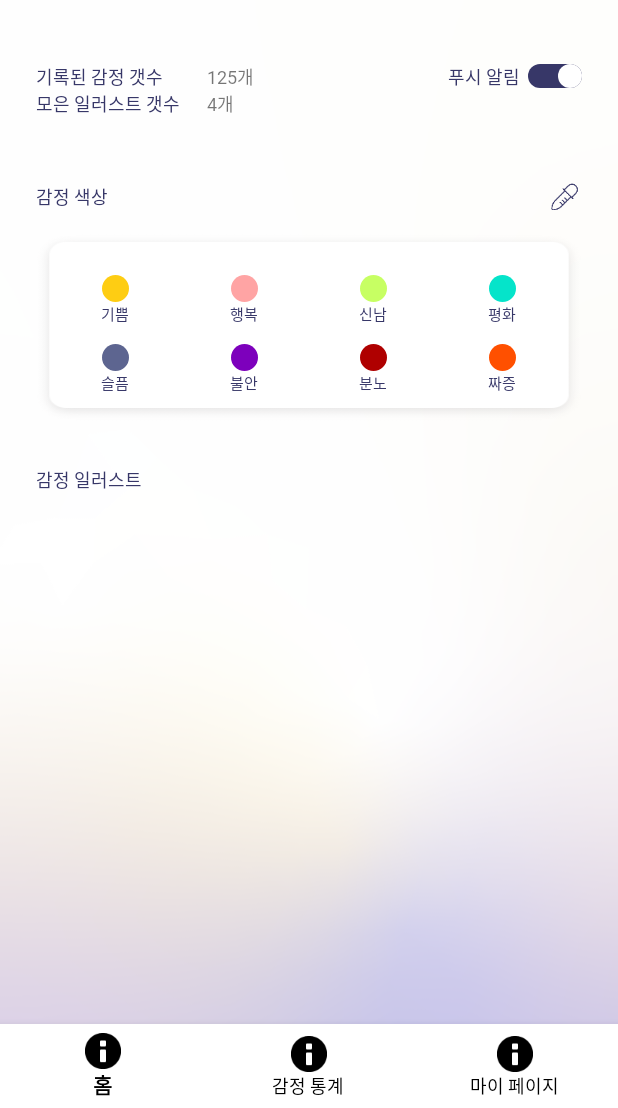
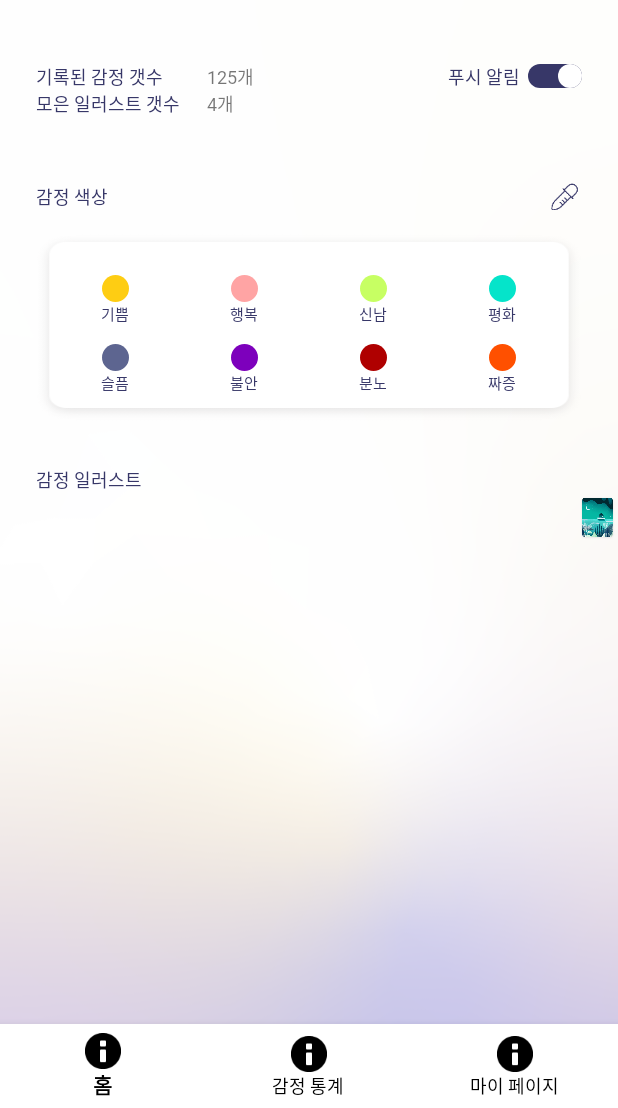
Before and after one commit to yapp-project/team04, an Android app: the fragment MypageFragment placed in its activity, on a phone screen of 412 x 824 dp, the part 128-1236 px from its top. Run offline under Robolectric (Android 15) with nearby library versions, the phone set to English and light mode, and no system bars; our stand-ins replace RxJava; libraries missing offline, so code that uses them is left out: com.prolificinteractive.materialcalendarview, io.reactivex.internal, io.realm; 5 statements that could not run were skipped.

Commit message:
지윤쓰는 마이페이지 작업을 했다

```diff
--- a/app/src/main/java/yapp14th/co/kr/myplant/ui/main/tab3_mypage/MypageFragment.java
+++ b/app/src/main/java/yapp14th/co/kr/myplant/ui/main/tab3_mypage/MypageFragment.java
@@ -15,11 +15,12 @@ import androidx.annotation.Nullable;
 import androidx.fragment.app.Fragment;
 import androidx.fragment.app.FragmentManager;
 import androidx.fragment.app.FragmentPagerAdapter;
+import androidx.recyclerview.widget.LinearLayoutManager;
+import androidx.recyclerview.widget.RecyclerView;
 import androidx.viewpager.widget.ViewPager;
 import yapp14th.co.kr.myplant.R;
 import yapp14th.co.kr.myplant.base.BaseFragment;
 import yapp14th.co.kr.myplant.recyclerView.Main3Activity;
-
 
 
 // TODO 필수 선언 1. 기본 레이아웃 설정
@@ -49,6 +50,7 @@ public class MypageFragment extends BaseFragment {
         return INSTANCE;
     }
 
+
     // TODO 필수 선언 3 (onCreateView)
     @Override
     public View onCreateView(LayoutInflater inflater, ViewGroup container, Bundle savedInstanceState) {
@@ -60,16 +62,23 @@ public class MypageFragment extends BaseFragment {
     public void onViewCreated(@NonNull View view, @Nullable Bundle savedInstanceState) {
         super.onViewCreated(view, savedInstanceState);
 
+        // 1. 리싸이클러뷰 레이아웃 매니저 설정
+        RecyclerView illust = view.findViewById(R.id.illust);
+        LinearLayoutManager mLayoutManager = new LinearLayoutManager(getActivity(), RecyclerView.HORIZONTAL, false);
+        illust.setLayoutManager(mLayoutManager);
 
-//        ViewPager viewPager = view.findViewById(R.id.viewPager);
-        FragmentAdapter fragmentAdapter = new FragmentAdapter(getActivity().getSupportFragmentManager());
+        // 2. 어뎁터 인스턴스 생성
+        FragmentAdapter fragmentAdapter = new FragmentAdapter(new int[]{R.drawable.rectangle, R.drawable.rectangle, R.drawable.rectangle, R.drawable.rectangle}, new String[]{"", "", "", ""});
 
-//        viewPager.setAdapter(fragmentAdapter);
+        // 3. 리싸이클러뷰에 어뎁터 설정
+        illust.setAdapter(fragmentAdapter);
 
-        ArrayList<Integer> listImage = new ArrayList<>();
-        listImage.add(R.drawable.rectangle);
-        listImage.add(R.drawable.img_splash);
-        listImage.add(R.drawable.dropper);
+
+
+//        ArrayList<Integer> listImage = new ArrayList<>();
+//        listImage.add(R.drawable.rectangle);
+////        listImage.add(R.drawable.img_splash);
+//        listImage.add(R.drawable.dropper);
 
 //        viewPager.setClipToPadding(false);
 //        int dpValue = 16;
@@ -111,28 +120,42 @@ public class MypageFragment extends BaseFragment {
 }
 
 
-class FragmentAdapter extends FragmentPagerAdapter {
+class FragmentAdapter extends RecyclerView.Adapter<FragmentAdapter.IllustViewHolder> {
+    private int[] dataSet;
+    private String[] filterSet;
 
-    // ViewPager에 들어갈 Fragment들을 담을 리스트
-    private ArrayList<Fragment> fragments = new ArrayList<>();
+    public FragmentAdapter(int[] dataSet, String[] filterSet){
+        this.dataSet = dataSet;
+        this.filterSet = filterSet;
+    }
 
-    // 필수 생성자
-    FragmentAdapter(FragmentManager fm) {
-        super(fm);
+    @NonNull
+    @Override
+    public FragmentAdapter.IllustViewHolder onCreateViewHolder(@NonNull ViewGroup parent, int viewType) {
+        View view = LayoutInflater.from(parent.getContext()).inflate(R.layout.activity_illust, parent, false);
+        FragmentAdapter.IllustViewHolder viewHolder = new FragmentAdapter.IllustViewHolder(view);
+
+        return viewHolder;
     }
 
     @Override
-    public Fragment getItem(int position) {
-        return fragments.get(position);
+    public void onBindViewHolder(@NonNull FragmentAdapter.IllustViewHolder holder, int position) {
+        holder.imageView1.setImageResource(dataSet[position]);
     }
 
     @Override
-    public int getCount() {
-        return fragments.size();
+    public int getItemCount() {
+        return dataSet.length;
     }
 
-    // List에 Fragment를 담을 함수
-    void addItem(ImageFragment fragment) {
-        fragments.add(fragment);
+
+    public class IllustViewHolder extends RecyclerView.ViewHolder{
+
+        ImageView imageView1;
+
+        public IllustViewHolder(@NonNull View itemView) {
+            super(itemView);
+            imageView1 = (ImageView) itemView.findViewById(R.id.showillust);
+        }
     }
 }
--- a/app/src/main/res/layout/activity_illust.xml
+++ b/app/src/main/res/layout/activity_illust.xml
@@ -4,6 +4,7 @@
     android:layout_height="match_parent">
 
     <ImageView
+        android:id="@+id/showillust"
         android:layout_marginTop="2dp"
         android:layout_width="27dp"
         android:layout_height="29dp"
--- a/app/src/main/res/layout/fragment_mypage.xml
+++ b/app/src/main/res/layout/fragment_mypage.xml
@@ -425,7 +425,8 @@
         android:layout_height="wrap_content"/>
 
     <android.support.v7.widget.RecyclerView
-        android:id="@+id/horizontal_list"
+        android:id="@+id/illust"
+        app:layoutManager="LinearLayoutManager"
         android:layout_width="match_parent"
         android:layout_height="match_parent"/>
 
```
